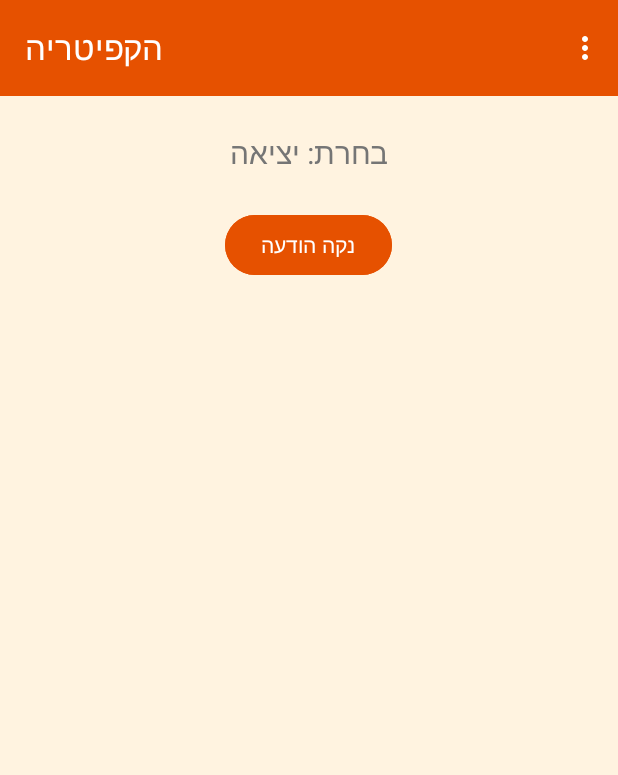
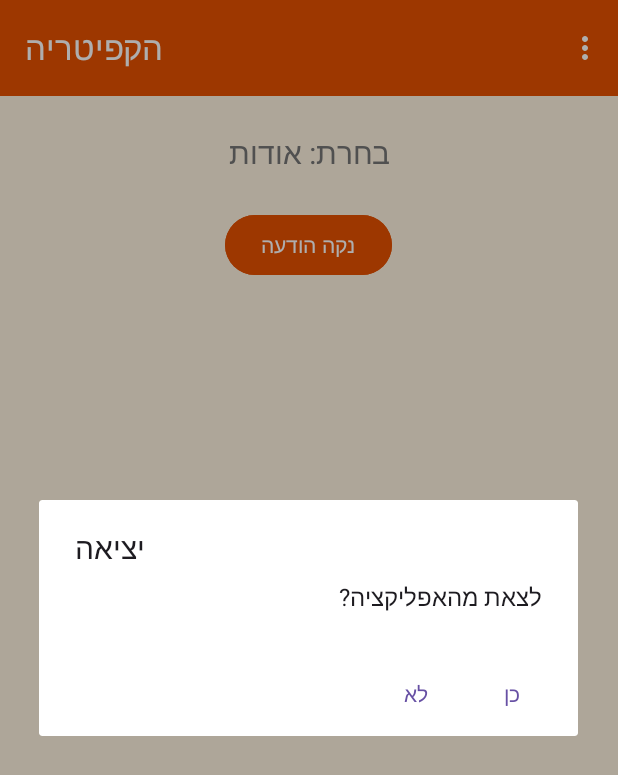
Before and after one commit to jaylxx/CafeteriaApp, an Android app: the HomeActivity screen opened directly, with no data from a screen before it, in the options menu, after a tap on "יציאה", on a phone screen of 412 x 824 dp. Shown: the top 775 px of the screen. Run offline under Robolectric (Android 15) with nearby library versions, the phone set to English and light mode, and no system bars; 1 statement that could not run was skipped.

Commit message:
Add exit confirmation dialog

```diff
--- a/app/src/main/java/com/example/cafeteriaapp/HomeActivity.java
+++ b/app/src/main/java/com/example/cafeteriaapp/HomeActivity.java
@@ -46,7 +46,7 @@ public class HomeActivity extends AppCompatActivity {
             binding.tvStatus.setText("בחרת: אודות");
             return true;
         } else if (item.getItemId() == R.id.action_exit) {
-            binding.tvStatus.setText("בחרת: יציאה");
+            showExitDialog();
             return true;
         } else if (item.getItemId() == R.id.action_cart) {
             binding.tvStatus.setText("העגלה שלך ריקה כרגע");
@@ -68,4 +68,18 @@ public class HomeActivity extends AppCompatActivity {
         builder.setNegativeButton("לא", null);
         builder.show();
     }
+
+    private void showExitDialog() {
+        AlertDialog.Builder builder = new AlertDialog.Builder(this);
+        builder.setTitle("יציאה");
+        builder.setMessage("לצאת מהאפליקציה?");
+        builder.setPositiveButton("כן", new DialogInterface.OnClickListener() {
+            @Override
+            public void onClick(DialogInterface dialog, int which) {
+                finish();
+            }
+        });
+        builder.setNegativeButton("לא", null);
+        builder.show();
+    }
 }
```
